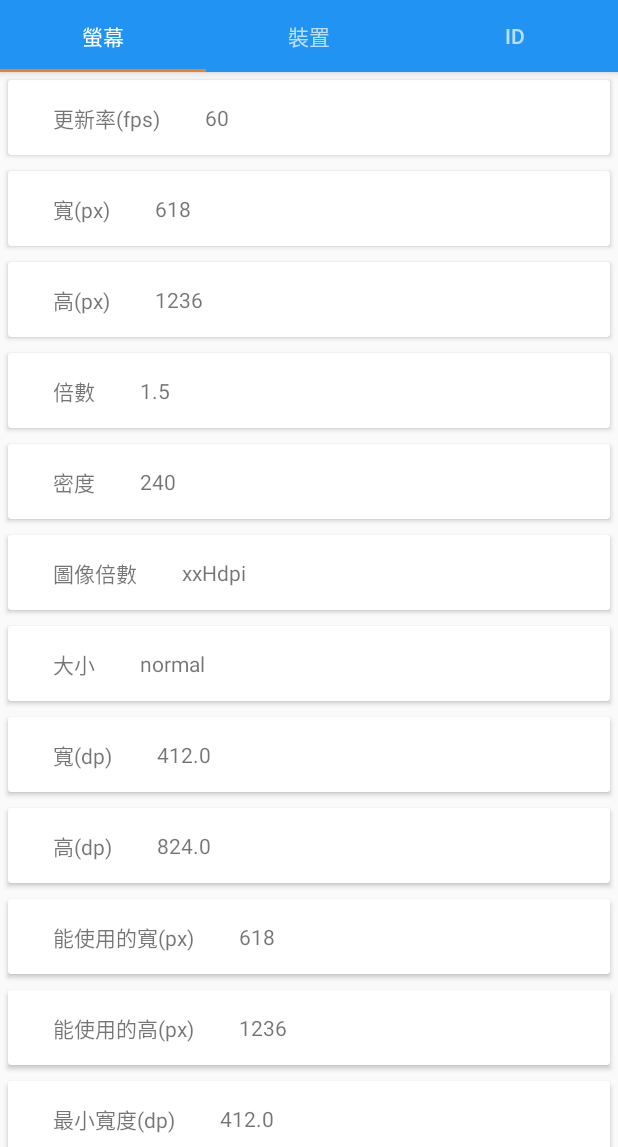
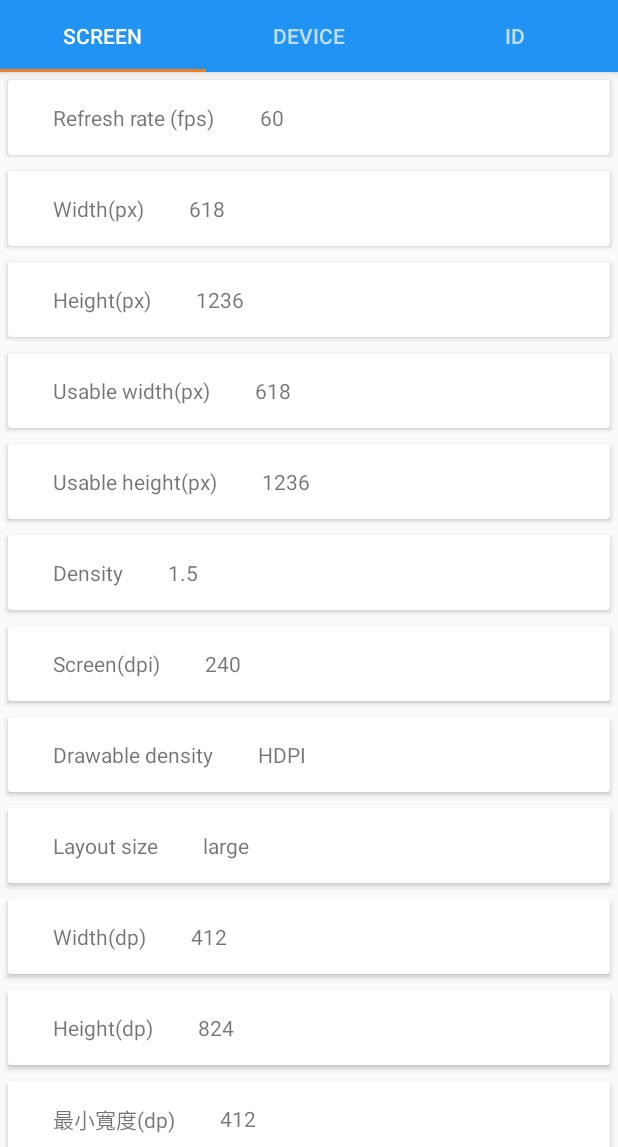
Before and after one commit to fantasy1022/DevelopmentTool, an Android app: the screen it shows after launch (MainActivity), on a phone screen of 412 x 824 dp, the part 89-1236 px from its top. Run offline under Robolectric (Android 15) with nearby library versions, the phone set to English and light mode, and no system bars; our stand-ins replace Dagger/Hilt's generated code; 1 statement that could not run was skipped.

Commit message:
Refactor screen info data.

```diff
--- a/app/src/main/AndroidManifest.xml
+++ b/app/src/main/AndroidManifest.xml
@@ -5,6 +5,7 @@
 
     <uses-permission android:name="android.permission.ACCESS_WIFI_STATE" />
     <uses-permission android:name="android.permission.READ_PHONE_STATE" />
+
     <application
         android:name=".MainApplication"
         android:allowBackup="true"
@@ -19,7 +20,6 @@
             android:theme="@style/AppTheme.NoActionBar">
             <intent-filter>
                 <action android:name="android.intent.action.MAIN" />
-
                 <category android:name="android.intent.category.LAUNCHER" />
             </intent-filter>
         </activity>
--- a/app/src/main/java/com/fantasyfang/developmenttool/extension/DisplayExtension.kt
+++ b/app/src/main/java/com/fantasyfang/developmenttool/extension/DisplayExtension.kt
@@ -1,5 +1,6 @@
 package com.fantasyfang.developmenttool.extension
 
+import android.graphics.Point
 import android.view.Display
 import android.view.Surface.*
 import com.fantasyfang.developmenttool.data.ScreenOrientationItem
@@ -21,3 +22,15 @@ fun Display.getOrientationDegree(): String {
         else -> throw IllegalArgumentException()
     }
 }
+
+fun Display.getRealWidth(): Int {
+    return Point().also {
+        this.getSize(it)
+    }.x
+}
+
+fun Display.getRealHeight(): Int {
+    return Point().also {
+        this.getSize(it)
+    }.y
+}
--- a/app/src/main/java/com/fantasyfang/developmenttool/extension/DisplayMetricsExtension.kt
+++ b/app/src/main/java/com/fantasyfang/developmenttool/extension/DisplayMetricsExtension.kt
@@ -2,10 +2,11 @@ package com.fantasyfang.developmenttool.extension
 
 import android.util.DisplayMetrics
 import kotlin.math.pow
+import kotlin.math.roundToInt
 import kotlin.math.sqrt
 
-fun DisplayMetrics.getHeightDP() = heightPixels / density
-fun DisplayMetrics.getWidthDP() = widthPixels / density
+fun DisplayMetrics.getHeightDP() = (heightPixels / density).roundToInt()
+fun DisplayMetrics.getWidthDP() = (widthPixels / density).roundToInt()
 
 fun DisplayMetrics.getScreenInch(): Double {
     val x = (widthPixels.toDouble() / xdpi).pow(2.0)
--- /dev/null
+++ b/app/src/main/java/com/fantasyfang/developmenttool/extension/LayoutExtension.kt
@@ -0,0 +1,90 @@
+package com.fantasyfang.developmenttool.extension
+
+import android.content.Context
+import android.content.res.Configuration
+import android.content.res.TypedArray
+import android.util.DisplayMetrics
+import android.view.Display
+import com.fantasyfang.developmenttool.R
+import com.fantasyfang.developmenttool.data.ScreenOrientationItem
+
+
+fun Context.getLayoutSize(
+    display: Display,
+    displayMetrics: DisplayMetrics
+): String =
+    if (isTablet(this)) {
+        getSizeByOrientation(display,
+            { getTabletSize(displayMetrics, 720) },
+            { getTabletSize(displayMetrics, 1024) })
+    } else {
+        getSizeByOrientation(display,
+            { getPhoneSize(displayMetrics, 360, 400) },
+            { getPhoneSize(displayMetrics, 600, 720) })
+    }
+
+private fun getSizeByOrientation(
+    display: Display,
+    size1: () -> String,
+    size2: () -> String
+): String {
+    return if (display.getOrientationString() == ScreenOrientationItem.ORIENTATION_PORTRAIT.value) {
+        size1()
+    } else {
+        size2()
+    }
+}
+
+private fun getTabletSize(displayMetrics: DisplayMetrics, boundary: Int): String {
+    return if (displayMetrics.getWidthDP() < boundary) {
+        "small"
+    } else {
+        "large"
+    }
+}
+
+private fun getPhoneSize(displayMetrics: DisplayMetrics, boundary: Int, boundary2: Int): String {
+    return when {
+        displayMetrics.getWidthDP() < boundary -> {
+            "small"
+        }
+        displayMetrics.getWidthDP() < boundary2 -> {
+            "medium"
+        }
+        else -> {
+            "large"
+        }
+    }
+}
+
+fun Context.getStatusBarHeight(): Int {
+    val resourceId: Int = resources.getIdentifier("status_bar_height", "dimen", "android")
+    return if (resourceId > 0) {
+        resources.getDimensionPixelSize(resourceId)
+    } else {
+        0
+    }
+}
+
+fun Context.getNavigationBarHeight(): Int {
+    val resourceId: Int = resources.getIdentifier("navigation_bar_height", "dimen", "android")
+    return if (resourceId > 0) {
+        resources.getDimensionPixelSize(resourceId)
+    } else {
+        0
+    }
+}
+
+fun Context.getActionBarHeight(): Int {
+    val styledAttributes: TypedArray = theme
+        .obtainStyledAttributes(intArrayOf(R.attr.actionBarSize))
+    return styledAttributes.getDimension(0, 0f).toInt().apply {
+        styledAttributes.recycle()
+    }
+}
+
+private fun isTablet(context: Context): Boolean {
+    return ((context.resources.configuration.screenLayout
+            and Configuration.SCREENLAYOUT_SIZE_MASK)
+            >= Configuration.SCREENLAYOUT_SIZE_LARGE)
+}
--- a/app/src/main/java/com/fantasyfang/developmenttool/repository/screen/ScreenInfoLocalDataStore.kt
+++ b/app/src/main/java/com/fantasyfang/developmenttool/repository/screen/ScreenInfoLocalDataStore.kt
@@ -3,6 +3,7 @@ package com.fantasyfang.developmenttool.repository.screen
 import android.content.Context
 import android.util.DisplayMetrics
 import android.view.WindowManager
+import com.fantasyfang.developmenttool.R
 import com.fantasyfang.developmenttool.data.Item
 import com.fantasyfang.developmenttool.data.ScreenInfo
 import com.fantasyfang.developmenttool.data.ScreenItem
@@ -12,6 +13,7 @@ import javax.inject.Inject
 import kotlin.math.min
 import kotlin.math.roundToInt
 
+
 class ScreenInfoLocalDataStore @Inject constructor(private val context: Context) :
     LocalDataStore<List<ScreenInfo>> {
 
@@ -19,53 +21,70 @@ class ScreenInfoLocalDataStore @Inject constructor(private val context: Context)
         val wm = context.getSystemService(Context.WINDOW_SERVICE) as WindowManager
         val display = wm.defaultDisplay
 
+        val metricsScreen = DisplayMetrics()
+        display.getRealMetrics(metricsScreen)
+
         val metrics = DisplayMetrics()
         display.getMetrics(metrics)
 
         return listOf(
+            ScreenInfo(Item(ScreenItem.REFRESH_RATE, display.refreshRate.roundToInt().toString())),
             ScreenInfo(
                 Item(
-                        ScreenItem.REFRESH_RATE,
-                        display.refreshRate.roundToInt().toString()
+                    ScreenItem.WIDTH_PX,
+                    metricsScreen.widthPixels.toString()
                 )
             ),
             ScreenInfo(
                 Item(
-                        ScreenItem.WIDTH_PX,
-                        metrics.widthPixels.toString()
+                    ScreenItem.HEIGHT_PX,
+                    metricsScreen.heightPixels.toString()
                 )
-                ),//TODO: need fix
-                ScreenInfo(
-                    Item(
-                        ScreenItem.HEIGHT_PX,
-                        metrics.heightPixels.toString()
-                    )
-                ),//TODO: need fix
-                ScreenInfo(Item(ScreenItem.DENSITY, metrics.density.toString())),
-                ScreenInfo(Item(ScreenItem.DENSITY_DPI, metrics.densityDpi.toString())),
-                ScreenInfo(Item(ScreenItem.DRAWABLE_DENSITY, "xxHdpi")),//TODO: get right dpi
-                ScreenInfo(Item(ScreenItem.LAYOUT_SIZE, "normal")),//TODO: get layout size
-                ScreenInfo(
-                    Item(
-                        ScreenItem.WIDTH_DP, metrics.getWidthDP().toString()
-                    )
-                ),
-                ScreenInfo(
-                    Item(ScreenItem.HEIGHT_DP, metrics.getHeightDP().toString())
             ),
             ScreenInfo(Item(ScreenItem.USABLE_WIDTH_PX, metrics.widthPixels.toString())),
             ScreenInfo(Item(ScreenItem.USABLE_HEIGHT_PX, metrics.heightPixels.toString())),
             ScreenInfo(
                 Item(
+                    ScreenItem.DENSITY,
+                    ((metrics.density * 100.0).roundToInt() / 100.0).toString()
+                )
+            ),
+            ScreenInfo(Item(ScreenItem.DENSITY_DPI, metrics.densityDpi.toString())),
+            ScreenInfo(
+                Item(
+                    ScreenItem.DRAWABLE_DENSITY,
+                    context.resources.getString(R.string.screen_density_value)
+                )
+            ),
+
+            ScreenInfo(
+                Item(
+                    ScreenItem.LAYOUT_SIZE,
+                    context.getLayoutSize(display, metrics)
+                )
+            ),
+            ScreenInfo(
+                Item(
+                    ScreenItem.WIDTH_DP, metricsScreen.getWidthDP().toString()
+                )
+            ),
+            ScreenInfo(
+                Item(ScreenItem.HEIGHT_DP, metricsScreen.getHeightDP().toString())
+            ),
+
+            ScreenInfo(
+                Item(
                     ScreenItem.SMALL_DP,
-                        min(metrics.getHeightDP(), metrics.getWidthDP()).toString()
+                    min(metricsScreen.getHeightDP(), metricsScreen.getWidthDP()).toString()
                 )
             ),
             ScreenInfo(Item(ScreenItem.ORIENTATION, display.getOrientationString())),
             ScreenInfo(Item(ScreenItem.ORIENTATION_DEGREE, display.getOrientationDegree())),
             ScreenInfo(Item(ScreenItem.DIAGONAL_SIZE, metrics.getScreenInch().toString())),
             ScreenInfo(Item(ScreenItem.X_DPI, metrics.xdpi.toString())),
-                ScreenInfo(Item(ScreenItem.Y_DPI, metrics.ydpi.toString()))
+            ScreenInfo(Item(ScreenItem.Y_DPI, metrics.ydpi.toString())),
+            ScreenInfo(Item(ScreenItem.Y_DPI, context.getStatusBarHeight().toString())),
+            ScreenInfo(Item(ScreenItem.Y_DPI, context.getNavigationBarHeight().toString()))
         )
 
     }
--- /dev/null
+++ b/app/src/main/res/values-hdpi/strings.xml
@@ -0,0 +1,4 @@
+<?xml version="1.0" encoding="utf-8"?>
+<resources>
+    <string name="screen_density_value">HDPI</string>
+</resources>
--- a/app/src/main/res/values-w820dp/dimens.xml
+++ /dev/null
@@ -1,6 +0,0 @@
-<resources>
-    <!-- Example customization of dimensions originally defined in res/values/dimens.xml
-         (such as screen margins) for screens with more than 820dp of available width. This
-         would include 7" and 10" devices in landscape (~960dp and ~1280dp respectively). -->
-    <dimen name="activity_horizontal_margin">64dp</dimen>
-</resources>
--- /dev/null
+++ b/app/src/main/res/values-xhdpi/strings.xml
@@ -0,0 +1,4 @@
+<?xml version="1.0" encoding="utf-8"?>
+<resources>
+    <string name="screen_density_value">XHDPI</string>
+</resources>
--- /dev/null
+++ b/app/src/main/res/values-xxhdpi/strings.xml
@@ -0,0 +1,4 @@
+<?xml version="1.0" encoding="utf-8"?>
+<resources>
+    <string name="screen_density_value">XXHDPI</string>
+</resources>
--- /dev/null
+++ b/app/src/main/res/values-xxxhdpi/strings.xml
@@ -0,0 +1,4 @@
+<?xml version="1.0" encoding="utf-8"?>
+<resources>
+    <string name="screen_density_value">XXXHDPI</string>
+</resources>
--- a/app/src/main/res/values/strings.xml
+++ b/app/src/main/res/values/strings.xml
@@ -1,19 +1,21 @@
 <resources>
     <string name="app_name" translatable="false">DevTool</string>
-    <string name="tab_text_screen">螢幕</string>
-    <string name="tab_text_device">裝置</string>
-    <string name="tab_text_id" translatable="false">ID</string>
-    <string name="screen_fresh_rate">更新率(fps)</string>
-    <string name="screen_width_px">寬(px)</string>
-    <string name="screen_height_px">高(px)</string>
-    <string name="screen_usable_width_px">能使用的寬(px)</string>
-    <string name="screen_usable_height_px">能使用的高(px)</string>
-    <string name="screen_density">倍數</string>
-    <string name="screen_screen_dpi">密度</string>
-    <string name="screen_drawable_density">圖像倍數</string>
-    <string name="screen_layout_size">大小</string>
-    <string name="screen_width_dp">寬(dp)</string>
-    <string name="screen_height_dp">高(dp)</string>
+    <string name="tab_text_screen">Screen</string>
+    <string name="tab_text_device">Device</string>
+    <string name="tab_text_id">ID</string>
+
+    <string name="screen_fresh_rate">Refresh rate (fps)</string>
+    <string name="screen_usable_width_px">Usable width(px)</string>
+    <string name="screen_usable_height_px">Usable height(px)</string>
+    <string name="screen_width_px">Width(px)</string>
+    <string name="screen_height_px">Height(px)</string>
+
+    <string name="screen_density">Density</string>
+    <string name="screen_screen_dpi">Screen(dpi)</string>
+    <string name="screen_drawable_density">Drawable density</string>
+    <string name="screen_layout_size">Layout size</string>
+    <string name="screen_width_dp">Width(dp)</string>
+    <string name="screen_height_dp">Height(dp)</string>
     <string name="screen_small_dp">最小寬度(dp)</string>
     <string name="screen_orientation">方向</string>
     <string name="screen_orientation_degree">旋轉角度</string>
@@ -47,5 +49,5 @@
     <string name="id_imei">IMEI</string>
     <string name="id_local_ip_address">Local IP address</string>
 
-
+    <string name="screen_density_value">MDPI</string>
 </resources>
```
Also changed, not shown: 1 other file. Lines whose indentation alone changed are shown as unchanged.
